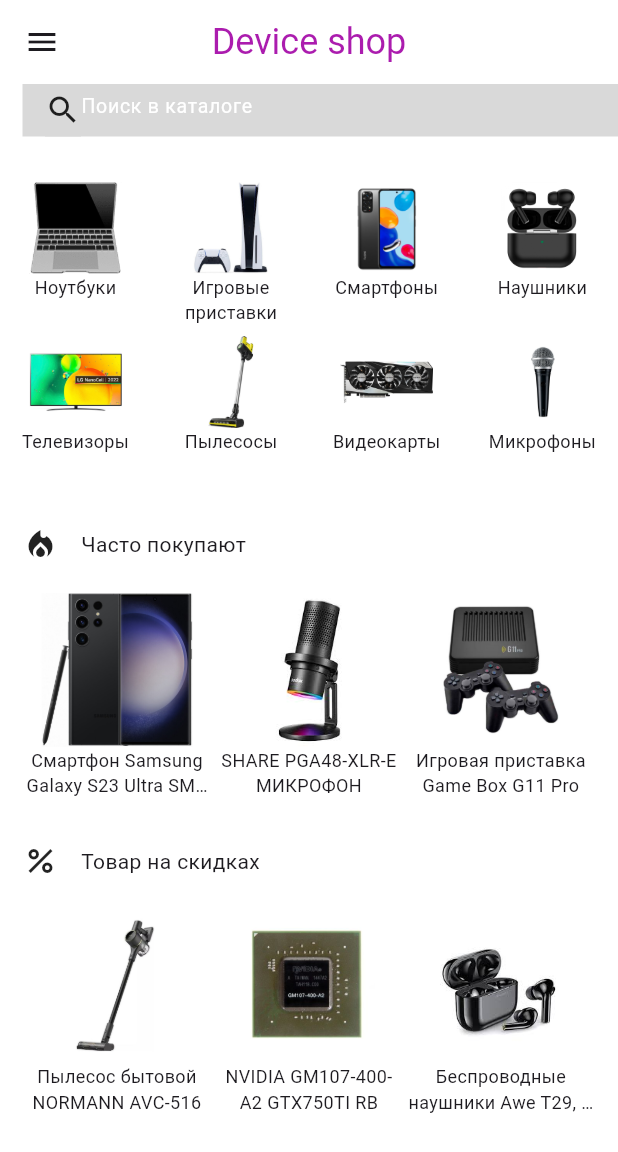
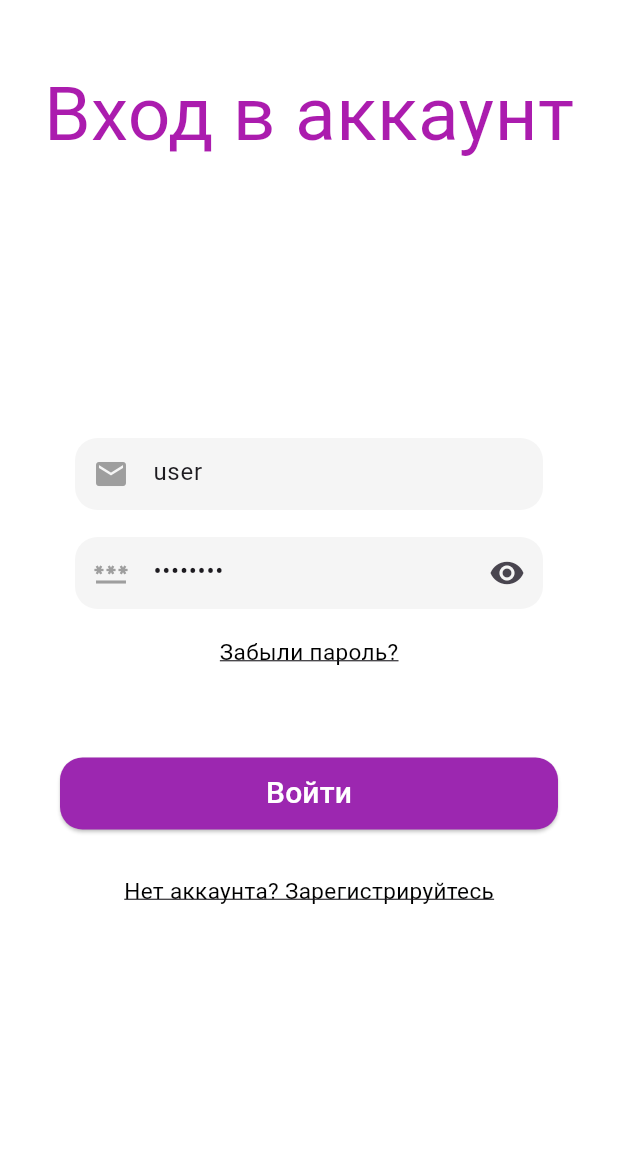
Before and after one commit to Mynameiswolf96/device_shop, a Flutter app: the screen it shows after launch, on a phone screen of 412 x 824 dp. Shown: the top 1152 px of the screen. Run offline on Flutter 3.47's test engine with Material 3 defaults, Android fonts, the phone set to English and light mode, and no system bars; our stand-ins replace go_router.

Commit message:
Product widget

```diff
--- a/lib/app.dart
+++ b/lib/app.dart
@@ -1,13 +1,50 @@
+import 'package:device_shop/authentication/pageauthorization.dart';
+import 'package:device_shop/authentication/pageregistration.dart';
 import 'package:device_shop/device_shop.dart';
+import 'package:device_shop/pageproduct/pageproduct.dart';
+import 'package:device_shop/utils/texts/app_images.dart';
+import 'package:device_shop/utils/texts/app_text.dart';
 import 'package:flutter/material.dart';
+import 'package:go_router/go_router.dart';
 
 class App extends StatelessWidget {
   const App({super.key});
 
+  static BuildContext? get ctx =>
+      _router.routerDelegate.navigatorKey.currentContext;
+  static final GoRouter _router = GoRouter(
+    routes: [
+      GoRoute(
+        path: '/',
+        builder: (context, state) => const PageAuthorization(),
+      ),
+      GoRoute(
+        path: '/page_registration',
+        builder: (context, state) => const PageRegistration(),
+      ),
+      GoRoute(
+        path: '/main',
+        builder: (context, state) => const DeviceShop(),
+      ),
+      GoRoute(
+        path: '/page_product',
+        builder: (context, state) {
+          final extra = state.extra as Map?;
+          return PageProduct(
+            productName: extra != null ? extra['0'] : AppText.listOfNameProduct,
+            imageName:
+                extra != null ? extra['1'] : AppImages.listOfImagesNameMain,
+            description: extra != null ? extra['2'] : {},
+          );
+        },
+      ),
+    ],
+  );
+
   @override
   Widget build(BuildContext context) {
-    return const MaterialApp(
-      home: DeviceShop(),
+    return MaterialApp.router(
+      routerConfig: _router,
     );
   }
 }
--- /dev/null
+++ b/lib/authentication/authentication.dart
@@ -0,0 +1,137 @@
+import 'package:device_shop/app.dart';
+import 'package:device_shop/textfields/textfields.dart';
+import 'package:device_shop/utils/colors/app_colors.dart';
+import 'package:flutter/material.dart';
+import 'package:go_router/go_router.dart';
+
+class AuthenticationWidget extends StatelessWidget {
+  const AuthenticationWidget({
+    required this.namePage,
+    required this.nameBottom,
+    required this.textFieldsEmail,
+    required this.textFieldsPassword,
+    required this.bottomTextButton,
+    required this.questionText,
+    super.key,
+  });
+
+  final String questionText;
+  final String namePage;
+  final String? nameBottom;
+  final String bottomTextButton;
+  final TextFields textFieldsEmail;
+  final TextFields textFieldsPassword;
+
+  @override
+  Widget build(BuildContext context) {
+    return Scaffold(
+      backgroundColor: AppColor.white,
+      body: ListView(
+        children: [
+          Column(
+            children: [
+              const SizedBox(
+                height: 40,
+              ),
+              Align(
+                alignment: Alignment.topCenter,
+                child: Text(
+                  textAlign: TextAlign.start,
+                  namePage,
+                  style: const TextStyle(
+                    fontSize: 50,
+                    color: AppColor.purple,
+                  ),
+                ),
+              ),
+              const SizedBox(
+                height: 180,
+              ),
+              SizedBox(
+                child: textFieldsEmail,
+              ),
+              const SizedBox(
+                height: 18,
+              ),
+              Container(
+                child: textFieldsPassword,
+              ),
+              const SizedBox(
+                height: 18,
+              ),
+              GestureDetector(
+                onTap: () {},
+                child: Text(
+                  nameBottom ?? '',
+                  style: const TextStyle(
+                    color: Colors.black,
+                    fontSize: 15,
+                    decoration: TextDecoration.underline,
+                  ),
+                ),
+              ),
+              const SizedBox(
+                height: 60,
+              ),
+              Container(
+                width: double.infinity,
+                padding: const EdgeInsets.only(left: 40, right: 40),
+                height: 48,
+                child: ElevatedButton(
+                  onPressed: () {
+                    if (textFieldsEmail.textEditingController.text == 'user' &&
+                        textFieldsPassword.textEditingController.text ==
+                            'password') {
+                      context.go('/main');
+                    } else {
+                      showSnackBar(context);
+                    }
+                  },
+                  style: ElevatedButton.styleFrom(
+                    backgroundColor: Colors.purple,
+                    shape: RoundedRectangleBorder(
+                      borderRadius: BorderRadius.circular(15),
+                    ),
+                  ),
+                  child: Text(
+                    bottomTextButton,
+                    style: const TextStyle(fontSize: 20, color: AppColor.white),
+                  ),
+                ),
+              ),
+              const SizedBox(
+                height: 30,
+              ),
+              GestureDetector(
+                child: Text(
+                  questionText,
+                  style: const TextStyle(
+                    color: Colors.black,
+                    fontSize: 15,
+                    decoration: TextDecoration.underline,
+                  ),
+                ),
+              ),
+            ],
+          ),
+        ],
+      ),
+    );
+  }
+}
+
+void showSnackBar(BuildContext context) {
+  final snackBar = SnackBar(
+    content: const Text('Неправильный логин или пароль'),
+    duration: const Duration(seconds: 3),
+    action: SnackBarAction(
+      label: 'Закрыть',
+      onPressed: () {
+        // Код для выполнения какого-либо действия при нажатии на кнопку
+      },
+    ),
+  );
+
+  // Отображение SnackBar
+  ScaffoldMessenger.of(context).showSnackBar(snackBar);
+}
--- /dev/null
+++ b/lib/authentication/pageauthorization.dart
@@ -0,0 +1,33 @@
+import 'package:device_shop/authentication/authentication.dart';
+import 'package:device_shop/textfields/textfields.dart';
+import 'package:flutter/material.dart';
+
+class PageAuthorization extends StatelessWidget {
+  const PageAuthorization({super.key});
+
+  @override
+  Widget build(BuildContext context) {
+    return AuthenticationWidget(
+      namePage: 'Вход в аккаунт',
+      nameBottom: 'Забыли пароль?',
+      textFieldsEmail: TextFields(
+        authenticationName: 'Email',
+        icon: Icons.email,
+        suffixIcon: null,
+        textEditingController: TextEditingController.fromValue(
+          const TextEditingValue(text: 'user'),
+        ), obscureText: false,
+      ),
+      textFieldsPassword: TextFields(
+        textEditingController: TextEditingController.fromValue(
+          const TextEditingValue(text: 'password'),
+        ),
+        authenticationName: 'Password',
+        icon: Icons.password,
+        suffixIcon: Icons.remove_red_eye, obscureText: true,
+      ),
+      bottomTextButton: 'Войти',
+      questionText: 'Нет аккаунта? Зарегистрируйтесь',
+    );
+  }
+}
--- a/lib/device_shop.dart
+++ b/lib/device_shop.dart
@@ -1,8 +1,11 @@
+import 'package:device_shop/app.dart';
 import 'package:device_shop/drawerMenu/drawer.dart';
 import 'package:device_shop/utils/colors/app_colors.dart';
+import 'package:device_shop/utils/texts/app_description.dart';
 import 'package:device_shop/utils/texts/app_images.dart';
 import 'package:device_shop/utils/texts/app_text.dart';
 import 'package:flutter/material.dart';
+import 'package:go_router/go_router.dart';
 
 class DeviceShop extends StatelessWidget {
   const DeviceShop({super.key});
@@ -35,14 +38,14 @@
                 ),
                 const SizedBox(
                   height: 200,
-                  child: CatalogOfProducts(),
+                  child: CatalogProducts(),
                 ),
                 const SizedBox(
                   height: 30,
                 ),
                 CatalogRowWidget(
                   icon: Icons.local_fire_department,
-                  titleName: AppText.nameOfFrequentlyPurchasedCatalog,
+                  titleName: AppText.frequentlyPurchasedCatalog,
                   listOFWidgetProduct: listOFWidgetProductOftenBuy,
                 ),
                 const SizedBox(
@@ -50,8 +53,8 @@
                 ),
                 CatalogRowWidget(
                   icon: Icons.percent,
-                  titleName: AppText.nameOfDiscountCatalog,
-                  listOFWidgetProduct: listOFWidgetOfDiscountProduct,
+                  titleName: AppText.discountCatalog,
+                  listOFWidgetProduct: listOFDiscountProduct,
                 ),
               ],
             ),
@@ -68,23 +71,20 @@
   @override
   Widget build(BuildContext context) {
     final screenSize = MediaQuery.of(context).size;
+
     return Container(
       margin: const EdgeInsets.only(left: 15),
       width: screenSize.width,
       height: 35,
       color: AppColor.grey,
       padding: const EdgeInsets.only(left: 15),
-      child: Row(
+      child: const Row(
         children: [
-          Container(
-            height: 35,
-            color: AppColor.grey,
-            child: const Icon(Icons.search),
-          ),
-          const Expanded(
+          Expanded(
             child: TextField(
               cursorHeight: 30,
               decoration: InputDecoration(
+                icon: Icon(Icons.search),
                 hintText: AppText.searchInCatalog,
                 hintStyle: TextStyle(
                   color: AppColor.white,
@@ -107,10 +107,13 @@
   final String productName;
   final String imageName;
   final ProductImageSize imageSize;
+  final VoidCallback onTap;
+
 
   const WidgetProduct({
     required this.productName,
     required this.imageName,
+    required this.onTap,
     this.imageSize = ProductImageSize.small,
     super.key,
   });
@@ -121,11 +124,14 @@
 
     return Column(
       children: [
-        Image.asset(
+        GestureDetector(
+          onTap: onTap,
+          child: Image.asset(
             imageName,
             fit: BoxFit.contain,
             height: screenSize.width *
                 (imageSize.index == ProductImageSize.small.index ? 0.15 : 0.25),
+          ),
         ),
         Text(
           maxLines: 2,
@@ -142,8 +148,8 @@
   }
 }
 
-class CatalogOfProducts extends StatelessWidget {
-  const CatalogOfProducts({super.key});
+class CatalogProducts extends StatelessWidget {
+  const CatalogProducts({super.key});
 
   @override
   Widget build(BuildContext context) {
@@ -159,6 +165,16 @@
         return WidgetProduct(
           productName: AppText.listOfNameProductChapter[index],
           imageName: AppImages.listOfImagesNameMain[index],
+          onTap: () {
+            context.go(
+              '/page_product',
+              extra: {
+                '0': AppText.listOfNameProductChapter[index],
+                '1': AppImages.listOfImagesNameMain[index],
+
+              },
+            );
+          },
         );
       },
     );
@@ -166,19 +182,39 @@
 }
 
 List<Widget> listOFWidgetProductOftenBuy = List.generate(
-  AppText.listOfNameFrequentlyPurchased.length,
+  AppText.listFrequentlyPurchased.length,
   (index) => WidgetProduct(
-    productName: AppText.listOfNameFrequentlyPurchased[index],
+    productName: AppText.listFrequentlyPurchased[index],
     imageName: AppImages.listOFImagesNameOften[index],
     imageSize: ProductImageSize.big,
+    onTap: () {
+      App.ctx?.go(
+        '/page_product',
+        extra: {
+          '0': AppText.listFrequentlyPurchased[index],
+          '1': AppImages.listOFImagesNameOften[index],
+          '2': AppDescription.listOfDescriptionOften[index],
+        },
+      );
+    },
   ),
 );
-List<Widget> listOFWidgetOfDiscountProduct = List.generate(
-  AppText.listOfNameOfDiscount.length,
+List<Widget> listOFDiscountProduct = List.generate(
+  AppText.listOfDiscount.length,
   (index) => WidgetProduct(
-    productName: AppText.listOfNameOfDiscount[index],
+    productName: AppText.listOfDiscount[index],
     imageName: AppImages.listOfImagesDiscountsMain[index],
     imageSize: ProductImageSize.big,
+    onTap: () {
+      App.ctx?.go(
+        '/page_product',
+        extra: {
+          '0': AppText.listOfDiscount[index],
+          '1': AppImages.listOfImagesDiscountsMain[index],
+          '2': AppDescription.listOfDescriptionSale[index],
+        },
+      );
+    },
   ),
 );
 
--- /dev/null
+++ b/lib/textfields/textfields.dart
@@ -0,0 +1,72 @@
+import 'package:device_shop/app.dart';
+import 'package:flutter/material.dart';
+
+
+class TextFields extends StatefulWidget {
+  const TextFields({
+    required this.authenticationName,
+    required this.icon,
+    required this.suffixIcon,
+    required this.textEditingController,
+    required this.obscureText,
+    super.key,
+  });
+
+  final IconData? suffixIcon;
+  final String authenticationName;
+  final IconData icon;
+  final TextEditingController textEditingController;
+  final bool obscureText;
+
+  @override
+  State<TextFields> createState() => _TextFieldsState();
+}
+
+class _TextFieldsState extends State<TextFields> {
+
+  @override
+  Widget build(BuildContext context) {
+    return Container(
+      padding: const EdgeInsets.only(left: 50, right: 50),
+      height: 48,
+      child: TextField(
+        controller: widget.textEditingController,
+        obscureText: widget.obscureText,
+        decoration: InputDecoration(
+          border: OutlineInputBorder(
+            borderRadius: BorderRadius.circular(15), // Радиус скругления
+            borderSide:
+                const BorderSide(color: Colors.blue), // Цвет по умолчанию
+          ),
+          enabledBorder: OutlineInputBorder(
+            borderRadius: BorderRadius.circular(15),
+            borderSide: const BorderSide(
+              color: Colors.transparent,
+            ), // Цвет для неактивного состояния
+          ),
+          focusedBorder: OutlineInputBorder(
+            borderRadius: BorderRadius.circular(15),
+            borderSide:
+                const BorderSide(color: Colors.green), // Цвет при фокусе
+          ),
+          errorBorder: OutlineInputBorder(
+            borderRadius: BorderRadius.circular(15),
+            borderSide: const BorderSide(color: Colors.red), // Цвет при ошибке
+          ),
+          hintText: widget.authenticationName,
+          hintStyle: TextStyle(
+            fontSize: 15,
+            color: Colors.grey.withOpacity(0.5),
+          ),
+          prefixIcon: Icon(
+            widget.icon,
+            color: Colors.grey,
+          ),
+          suffixIcon: Icon(widget.suffixIcon),
+          filled: true,
+          fillColor: Colors.grey[100], // Цвет фона
+        ),
+      ),
+    );
+  }
+}
--- a/lib/utils/colors/app_colors.dart
+++ b/lib/utils/colors/app_colors.dart
@@ -4,4 +4,7 @@
   static const Color purple = Color(0xFFAB1CAE);
   static const Color white = Color(0xFFFFFFFF);
   static const Color grey = Color(0xFFD9D9D9);
+  static const Color lightGrey = Color(0x00d9d9d9);
+  static const Color lightPurple = Color(0x009e00ff);
+  static const Color black = Color(0x00000000);
 }
--- a/lib/utils/texts/app_images.dart
+++ b/lib/utils/texts/app_images.dart
@@ -1,16 +1,12 @@
 class AppImages {
-  static const String lapTopMainImage = 'assets/imagesmain/laptopMain.png';
-  static const String playstationMainImage =
-      'assets/imagesmain/playstationMain.jpg';
-  static const String phoneMainImage = 'assets/imagesmain/phoneMain.jpg';
-  static const String headphonesMainImage =
-      'assets/imagesmain/headphonesMain.jpg';
-  static const String tVMainImage = 'assets/imagesmain/TVMain.jpg';
-  static const String vacuumCleanerMainImage =
-      'assets/imagesmain/vacuumcleanerMain.jpg';
-  static const String videocardMainImage =
-      'assets/imagesmain/videocardMain.jpg';
-  static const String micMainImage = 'assets/imagesmain/micMain.jpg';
+  static const String lapTop = 'assets/imagesmain/laptopMain.png';
+  static const String playstation = 'assets/imagesmain/playstationMain.jpg';
+  static const String phone = 'assets/imagesmain/phoneMain.jpg';
+  static const String headphones = 'assets/imagesmain/headphonesMain.jpg';
+  static const String tV = 'assets/imagesmain/TVMain.jpg';
+  static const String vacuumCleaner = 'assets/imagesmain/vacuumcleanerMain.jpg';
+  static const String videoCard = 'assets/imagesmain/videocardMain.jpg';
+  static const String microphone = 'assets/imagesmain/micMain.jpg';
 
   static const String phoneOftenImages = 'assets/imagesoften/phoneOften.jpg';
   static const String microphoneOftenImages =
@@ -28,14 +24,14 @@
   static const String avatarImage = 'assets/avatar/avatar.jpg';
 
   static const List<String> listOfImagesNameMain = [
-    lapTopMainImage,
-    playstationMainImage,
-    phoneMainImage,
-    headphonesMainImage,
-    tVMainImage,
-    vacuumCleanerMainImage,
-    videocardMainImage,
-    micMainImage,
+    lapTop,
+    playstation,
+    phone,
+    headphones,
+    tV,
+    vacuumCleaner,
+    videoCard,
+    microphone,
   ];
 
   static const List<String> listOFImagesNameOften = [
--- a/lib/utils/texts/app_text.dart
+++ b/lib/utils/texts/app_text.dart
@@ -3,16 +3,16 @@
 
   static const String searchInCatalog = 'Поиск в каталоге';
 
-  static const String nameOfLaptopChapter = 'Ноутбуки';
-  static const String nameOfPlaystationChapter = 'Игровые приставки';
-  static const String nameOfSmartphoneChapter = 'Смартфоны';
-  static const String nameOfHeadphoneChapter = 'Наушники';
-  static const String nameOfTVChapter = 'Телевизоры';
-  static const String nameOfVacuumCleanerChapter = 'Пылесосы';
-  static const String nameOfVideoCardChapter = 'Видеокарты';
-  static const String nameOfMicrophoneChapter = 'Микрофоны';
-
-  static const String nameOfFrequentlyPurchasedCatalog = 'Часто покупают';
+  static const String laptopChapter = 'Ноутбуки';
+  static const String playstationChapter = 'Игровые приставки';
+  static const String smartphoneChapter = 'Смартфоны';
+  static const String headphoneChapter = 'Наушники';
+  static const String tVChapter = 'Телевизоры';
+  static const String vacuumCleanerChapter = 'Пылесосы';
+  static const String videoCardChapter = 'Видеокарты';
+  static const String microphoneChapter = 'Микрофоны';
+  static const String color = 'Микрофоны';
+  static const String frequentlyPurchasedCatalog = 'Часто покупают';
   static const String frequentlyPurchasedPhoneName =
       'Смартфон Samsung Galaxy S23 Ultra SM-S918B/DS 12GB/512GB';
   static const String frequentlyPurchasedHeadPhoneName =
@@ -20,12 +20,10 @@
   static const String frequentlyPurchasePlaystationName =
       'Игровая приставка Game Box G11 Pro';
 
-  static const String nameOfDiscountCatalog = 'Товар на скидках';
-  static const String vacuumCleanerNameOnDiscount =
-      'Пылесос бытовой NORMANN AVC-516';
-  static const String videoCardNameOnDiscount =
-      'NVIDIA GM107-400-A2 GTX750TI RB';
-  static const String headphonesNameOnDiscount =
+  static const String discountCatalog = 'Товар на скидках';
+  static const String vacuumCleanerDiscount = 'Пылесос бытовой NORMANN AVC-516';
+  static const String videoCardDiscount = 'NVIDIA GM107-400-A2 GTX750TI RB';
+  static const String headphonesDiscount =
       'Беспроводные наушники Awe T29, черные';
 
   static const String accountName = 'Valera';
@@ -34,32 +32,38 @@
   static const String secondItemInDrawer = 'Настройки';
   static const String thirstItemInDrawer = 'Описание приложения';
   static const String fourItemInDrawer = 'Выйти';
+
   static const List<String> listOfNameProductChapter = [
-    nameOfLaptopChapter,
-    nameOfPlaystationChapter,
-    nameOfSmartphoneChapter,
-    nameOfHeadphoneChapter,
-    nameOfTVChapter,
-    nameOfVacuumCleanerChapter,
-    nameOfVideoCardChapter,
-    nameOfMicrophoneChapter,
+    laptopChapter,
+    playstationChapter,
+    smartphoneChapter,
+    headphoneChapter,
+    tVChapter,
+    vacuumCleanerChapter,
+    videoCardChapter,
+    microphoneChapter,
   ];
 
-  static const List<String> listOfNameFrequentlyPurchased = [
+  static const List<String> listFrequentlyPurchased = [
     frequentlyPurchasedPhoneName,
     frequentlyPurchasedHeadPhoneName,
     frequentlyPurchasePlaystationName,
   ];
 
-  static const List<String> listOfNameOfDiscount = [
-    vacuumCleanerNameOnDiscount,
-    videoCardNameOnDiscount,
-    headphonesNameOnDiscount,
+  static const List<String> listOfDiscount = [
+    vacuumCleanerDiscount,
+    videoCardDiscount,
+    headphonesDiscount,
   ];
-  static const List<String> listOfNameOfDrawerItem = [
+  static const List<String> listOfDrawerItem = [
     firstItemInDrawer,
     secondItemInDrawer,
     thirstItemInDrawer,
     fourItemInDrawer,
   ];
+  static const List<List<String>> listOfNameProduct = [
+    listOfNameProductChapter,
+    listFrequentlyPurchased,
+    listOfDiscount,
+  ];
 }
--- a/pubspec.yaml
+++ b/pubspec.yaml
@@ -30,6 +30,7 @@
 dependencies:
   flutter:
     sdk: flutter
+  go_router: ^13.0.0
 
 
   # The following adds the Cupertino Icons font to your application.
@@ -40,6 +41,7 @@
   flutter_test:
     sdk: flutter
   very_good_analysis: ^5.1.0
+  build_runner: 2.4.10
 
   # The "flutter_lints" package below contains a set of recommended lints to
   # encourage good coding practices. The lint set provided by the package is
```
Also changed, not shown: lib/authentication/pageregistration.dart (added, +33 -0 lines), lib/drawerMenu/drawer.dart (+9 -2 lines), lib/pageproduct/pageproduct.dart (added, +101 -0 lines), lib/utils/texts/app_description.dart (added, +62 -0 lines), pubspec.lock. Lines whose indentation alone changed are shown as unchanged.
